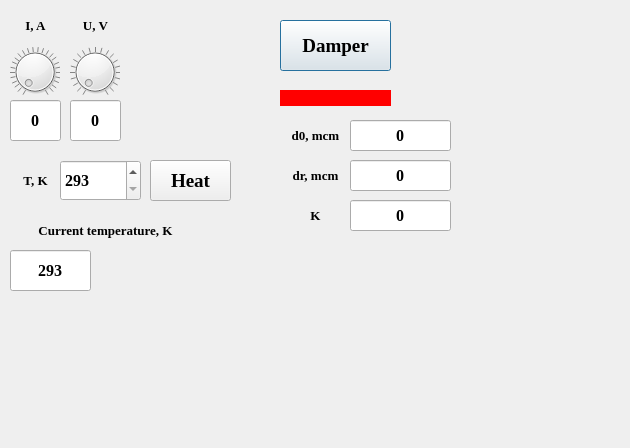
This is vaporization/dialog_vaporization.ui in VacuumLabsProject/project as Qt 5 draws it before an edit. The edited form follows.
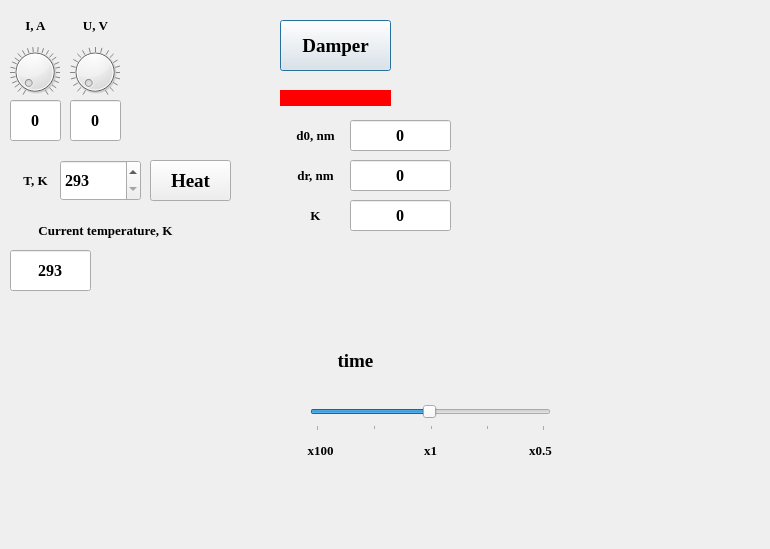
This is the edited form.

Commit message: fixing vaporization formulae, D

What changed in the file:
```diff
--- a/vaporization/dialog_vaporization.ui
+++ b/vaporization/dialog_vaporization.ui
@@ -6,8 +6,8 @@
    <rect>
     <x>0</x>
     <y>0</y>
-    <width>630</width>
-    <height>448</height>
+    <width>770</width>
+    <height>549</height>
    </rect>
   </property>
   <property name="windowTitle">
@@ -346,7 +346,7 @@
     </font>
    </property>
    <property name="text">
-    <string>d0, mсm</string>
+    <string>d0, nm</string>
    </property>
    <property name="alignment">
     <set>Qt::AlignCenter</set>
@@ -394,7 +394,7 @@
     </font>
    </property>
    <property name="text">
-    <string>dr, mсm</string>
+    <string>dr, nm</string>
    </property>
    <property name="alignment">
     <set>Qt::AlignCenter</set>
@@ -472,6 +472,154 @@
     <set>Qt::AlignCenter</set>
    </property>
   </widget>
+  <widget class="QLabel" name="x100">
+   <property name="geometry">
+    <rect>
+     <x>300</x>
+     <y>440</y>
+     <width>41</width>
+     <height>21</height>
+    </rect>
+   </property>
+   <property name="font">
+    <font>
+     <family>Times New Roman</family>
+     <pointsize>10</pointsize>
+     <weight>75</weight>
+     <bold>true</bold>
+    </font>
+   </property>
+   <property name="text">
+    <string>x100</string>
+   </property>
+   <property name="alignment">
+    <set>Qt::AlignCenter</set>
+   </property>
+  </widget>
+  <widget class="QLabel" name="time_rewind">
+   <property name="geometry">
+    <rect>
+     <x>310</x>
+     <y>340</y>
+     <width>91</width>
+     <height>41</height>
+    </rect>
+   </property>
+   <property name="font">
+    <font>
+     <family>Times New Roman</family>
+     <pointsize>14</pointsize>
+     <weight>75</weight>
+     <bold>true</bold>
+    </font>
+   </property>
+   <property name="text">
+    <string>time</string>
+   </property>
+   <property name="alignment">
+    <set>Qt::AlignCenter</set>
+   </property>
+  </widget>
+  <widget class="QSlider" name="timeSlider">
+   <property name="geometry">
+    <rect>
+     <x>310</x>
+     <y>400</y>
+     <width>241</width>
+     <height>31</height>
+    </rect>
+   </property>
+   <property name="cursor">
+    <cursorShape>OpenHandCursor</cursorShape>
+   </property>
+   <property name="mouseTracking">
+    <bool>false</bool>
+   </property>
+   <property name="locale">
+    <locale language="English" country="UnitedStates"/>
+   </property>
+   <property name="minimum">
+    <number>1</number>
+   </property>
+   <property name="maximum">
+    <number>200</number>
+   </property>
+   <property name="singleStep">
+    <number>1</number>
+   </property>
+   <property name="value">
+    <number>100</number>
+   </property>
+   <property name="sliderPosition">
+    <number>100</number>
+   </property>
+   <property name="tracking">
+    <bool>true</bool>
+   </property>
+   <property name="orientation">
+    <enum>Qt::Horizontal</enum>
+   </property>
+   <property name="invertedAppearance">
+    <bool>false</bool>
+   </property>
+   <property name="invertedControls">
+    <bool>false</bool>
+   </property>
+   <property name="tickPosition">
+    <enum>QSlider::TicksBelow</enum>
+   </property>
+   <property name="tickInterval">
+    <number>50</number>
+   </property>
+  </widget>
+  <widget class="QLabel" name="x1">
+   <property name="geometry">
+    <rect>
+     <x>410</x>
+     <y>440</y>
+     <width>41</width>
+     <height>21</height>
+    </rect>
+   </property>
+   <property name="font">
+    <font>
+     <family>Times New Roman</family>
+     <pointsize>10</pointsize>
+     <weight>75</weight>
+     <bold>true</bold>
+    </font>
+   </property>
+   <property name="text">
+    <string>x1</string>
+   </property>
+   <property name="alignment">
+    <set>Qt::AlignCenter</set>
+   </property>
+  </widget>
+  <widget class="QLabel" name="x0_5">
+   <property name="geometry">
+    <rect>
+     <x>520</x>
+     <y>440</y>
+     <width>41</width>
+     <height>21</height>
+    </rect>
+   </property>
+   <property name="font">
+    <font>
+     <family>Times New Roman</family>
+     <pointsize>10</pointsize>
+     <weight>75</weight>
+     <bold>true</bold>
+    </font>
+   </property>
+   <property name="text">
+    <string>x0.5</string>
+   </property>
+   <property name="alignment">
+    <set>Qt::AlignCenter</set>
+   </property>
+  </widget>
  </widget>
  <resources/>
  <connections/>
```
The commit also changes 4 other files.
